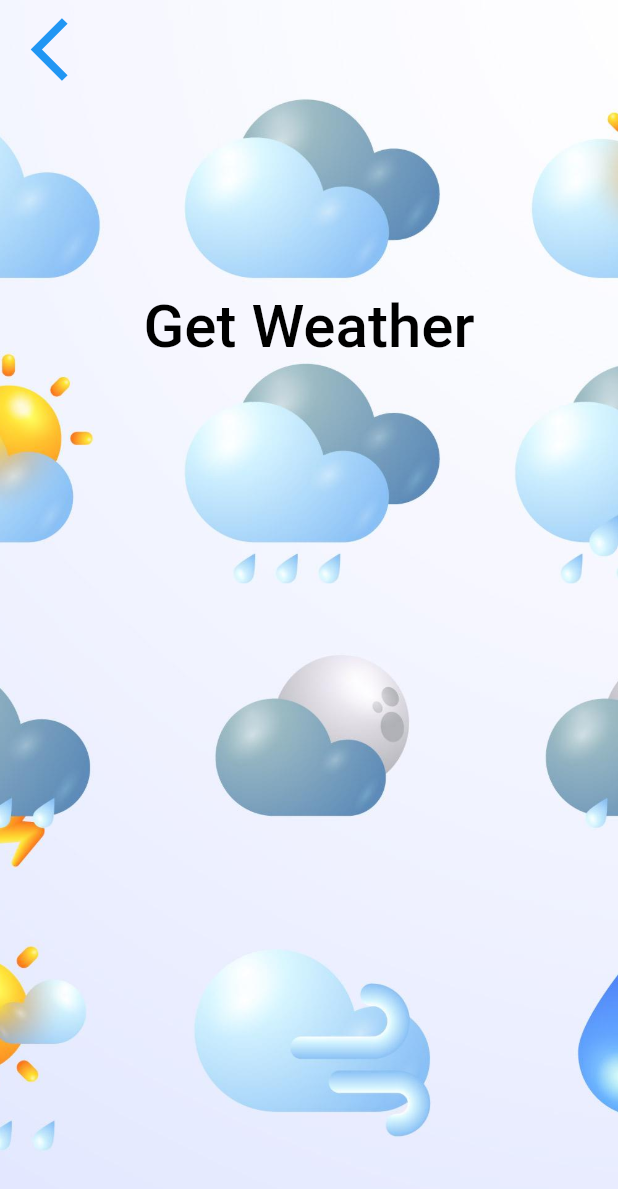
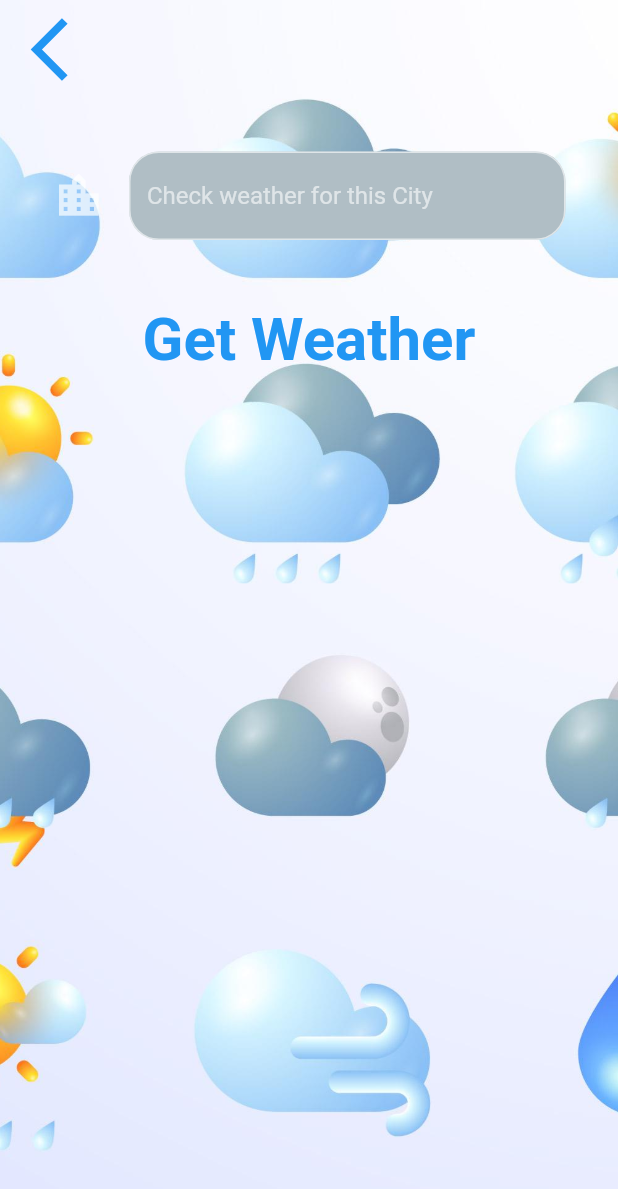
Before and after one commit to RedeemerNtumy/Tempesta, a Flutter app: the CityScreen screen opened directly, on a phone screen of 412 x 824 dp. Shown: the top 1189 px of the screen. Run offline on Flutter 3.47's test engine with Material 2 defaults, Android fonts, the phone set to English and light mode, and no system bars; our stand-ins replace flutter_spinkit, geolocator.

Commit message:
Added the textfield

```diff
--- a/lib/screens/city_screen.dart
+++ b/lib/screens/city_screen.dart
@@ -34,19 +34,30 @@ class _CityScreenState extends State<CityScreen> {
                 ),
               ),
               Container(
-                padding: EdgeInsets.all(55.0),
-                child: null,
-              ),
-              SizedBox(
-                height: 10,
+                padding: EdgeInsets.all(35.0),
+                child: TextField(
+                  decoration: InputDecoration(
+                      filled: true,
+                      fillColor: Colors.blueGrey[200],
+                      icon: Icon(
+                        Icons.location_city,
+                        size: 35,
+                      ),
+                      hintText: "Check weather for this City",
+                      border: OutlineInputBorder(
+                          borderRadius: BorderRadius.all(
+                        Radius.circular(20),
+                      ))),
+                ),
               ),
               TextButton(
                 onPressed: () {},
                 child: Text(
                   'Get Weather',
                   style: TextStyle(
-                    color: Colors.black,
+                    color: Colors.blue,
                     fontSize: 40,
+                    fontWeight: FontWeight.bold,
                   ),
                 ),
               ),
```
